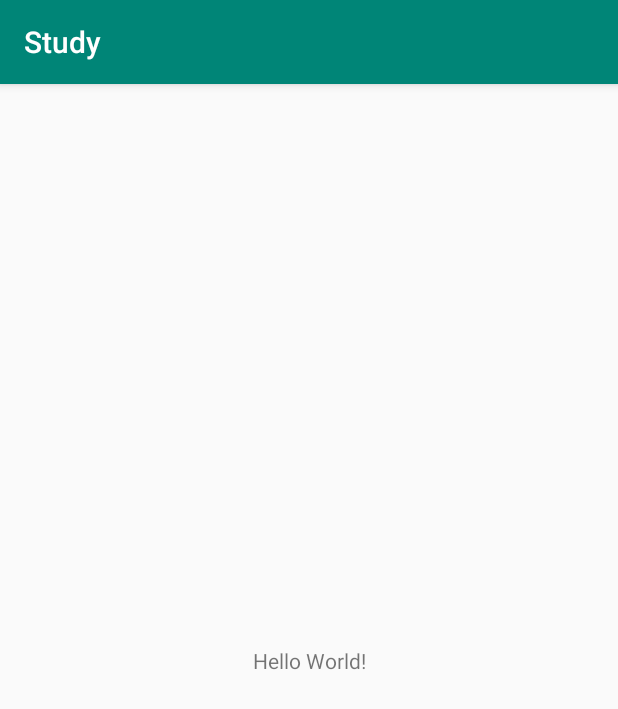
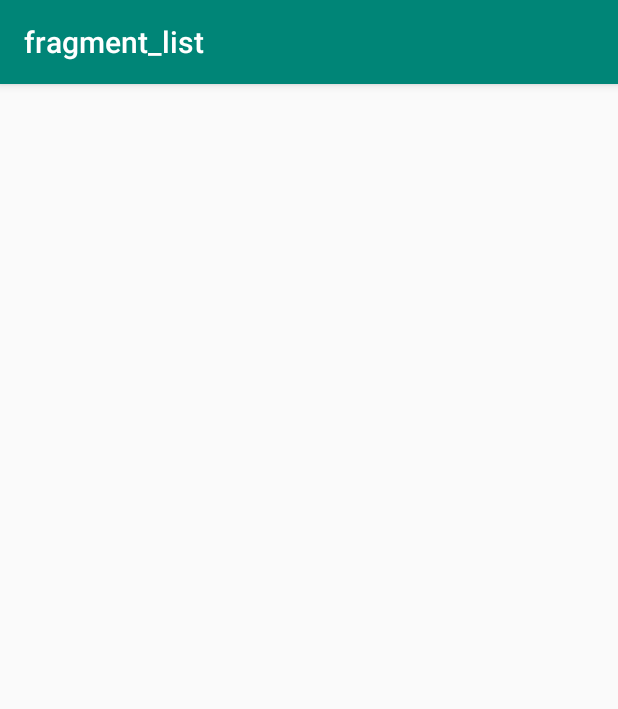
Before and after one commit to EmanuelAlves/android-study, an Android app: the screen it shows after launch (MainActivity), on a phone screen of 412 x 824 dp. Shown: the top 709 px of the screen. Run offline under Robolectric (Android 15) with nearby library versions, the phone set to English and light mode, and no system bars; our stand-ins replace navigation-ui.

Commit message:
Navigation

```diff
--- a/app/build.gradle
+++ b/app/build.gradle
@@ -40,7 +40,7 @@ def mockitoVersion = '2.11.0'
 
 dependencies {
     implementation fileTree(dir: 'libs', include: ['*.jar'])
-    implementation"org.jetbrains.kotlin:kotlin-stdlib-jdk7:$kotlin_version"
+    implementation "org.jetbrains.kotlin:kotlin-stdlib-jdk7:$kotlin_version"
     implementation 'androidx.appcompat:appcompat:1.0.2'
     implementation 'androidx.core:core-ktx:1.0.2'
     implementation 'androidx.constraintlayout:constraintlayout:1.1.3'
--- a/app/src/main/AndroidManifest.xml
+++ b/app/src/main/AndroidManifest.xml
@@ -11,7 +11,7 @@
         android:roundIcon="@mipmap/ic_launcher_round"
         android:supportsRtl="true"
         android:theme="@style/AppTheme">
-        <activity android:name=".MainActivity">
+        <activity android:name=".view.MainActivity">
             <intent-filter>
                 <action android:name="android.intent.action.MAIN" />
 
--- /dev/null
+++ b/app/src/main/java/br/com/emanuel/study/view/ListFragment.kt
@@ -0,0 +1,21 @@
+package br.com.emanuel.study.view
+
+
+import android.os.Bundle
+import androidx.fragment.app.Fragment
+import android.view.LayoutInflater
+import android.view.View
+import android.view.ViewGroup
+
+import br.com.emanuel.study.R
+
+class ListFragment : Fragment() {
+
+    override fun onCreateView(
+        inflater: LayoutInflater, container: ViewGroup?,
+        savedInstanceState: Bundle?
+    ): View? {
+        return inflater.inflate(R.layout.fragment_list, container, false)
+    }
+
+}
--- /dev/null
+++ b/app/src/main/java/br/com/emanuel/study/view/MainActivity.kt
@@ -0,0 +1,25 @@
+package br.com.emanuel.study.view
+
+import androidx.appcompat.app.AppCompatActivity
+import android.os.Bundle
+import androidx.navigation.NavController
+import androidx.navigation.Navigation
+import androidx.navigation.ui.NavigationUI
+import br.com.emanuel.study.R
+
+class MainActivity : AppCompatActivity() {
+
+    private lateinit var navController: NavController
+
+    override fun onCreate(savedInstanceState: Bundle?) {
+        super.onCreate(savedInstanceState)
+        setContentView(R.layout.activity_main)
+
+        navController = Navigation.findNavController(this, R.id.fragment)
+        NavigationUI.setupActionBarWithNavController(this, navController)
+    }
+
+    override fun onSupportNavigateUp(): Boolean {
+        return NavigationUI.navigateUp(navController, null)
+    }
+}
--- a/app/src/main/res/layout/activity_main.xml
+++ b/app/src/main/res/layout/activity_main.xml
@@ -4,15 +4,21 @@
     xmlns:tools="http://schemas.android.com/tools"
     android:layout_width="match_parent"
     android:layout_height="match_parent"
-    tools:context=".MainActivity">
+    tools:context=".view.MainActivity">
 
-    <TextView
-        android:layout_width="wrap_content"
-        android:layout_height="wrap_content"
-        android:text="Hello World!"
+    <fragment
+        android:id="@+id/fragment"
+        android:name="androidx.navigation.fragment.NavHostFragment"
+        android:layout_width="0dp"
+        android:layout_height="0dp"
+        android:layout_marginStart="1dp"
+        android:layout_marginTop="1dp"
+        android:layout_marginEnd="1dp"
+        android:layout_marginBottom="1dp"
+        app:defaultNavHost="true"
         app:layout_constraintBottom_toBottomOf="parent"
-        app:layout_constraintLeft_toLeftOf="parent"
-        app:layout_constraintRight_toRightOf="parent"
-        app:layout_constraintTop_toTopOf="parent" />
-
+        app:layout_constraintEnd_toEndOf="parent"
+        app:layout_constraintStart_toStartOf="parent"
+        app:layout_constraintTop_toTopOf="parent"
+        app:navGraph="@navigation/animal_nav" />
 </androidx.constraintlayout.widget.ConstraintLayout>
--- /dev/null
+++ b/app/src/main/res/layout/fragment_list.xml
@@ -0,0 +1,9 @@
+<?xml version="1.0" encoding="utf-8"?>
+<androidx.constraintlayout.widget.ConstraintLayout xmlns:android="http://schemas.android.com/apk/res/android"
+    xmlns:app="http://schemas.android.com/apk/res-auto"
+    xmlns:tools="http://schemas.android.com/tools"
+    android:layout_width="match_parent"
+    android:layout_height="match_parent"
+    tools:context=".view.ListFragment">
+
+</androidx.constraintlayout.widget.ConstraintLayout>
--- /dev/null
+++ b/app/src/main/res/navigation/animal_nav.xml
@@ -0,0 +1,26 @@
+<?xml version="1.0" encoding="utf-8"?>
+<navigation xmlns:android="http://schemas.android.com/apk/res/android"
+    xmlns:app="http://schemas.android.com/apk/res-auto"
+    xmlns:tools="http://schemas.android.com/tools"
+    android:id="@+id/animal_nav"
+    app:startDestination="@id/listFragment">
+
+    <fragment
+        android:id="@+id/listFragment"
+        android:name="br.com.emanuel.study.view.ListFragment"
+        android:label="fragment_list"
+        tools:layout="@layout/fragment_list" >
+        <action
+            android:id="@+id/action_detail"
+            app:destination="@id/detailFragment" />
+    </fragment>
+    <fragment
+        android:id="@+id/detailFragment"
+        android:name="br.com.emanuel.study.view.DetailFragment"
+        android:label="fragment_detail"
+        tools:layout="@layout/fragment_detail" >
+        <action
+            android:id="@+id/action_detailFragment_to_listFragment"
+            app:destination="@id/listFragment" />
+    </fragment>
+</navigation>
--- a/app/src/main/res/values/strings.xml
+++ b/app/src/main/res/values/strings.xml
@@ -1,3 +1,6 @@
 <resources>
     <string name="app_name">Study</string>
+
+    <!-- TODO: Remove or change this placeholder text -->
+    <string name="hello_blank_fragment">Hello blank fragment</string>
 </resources>
```
Also changed, not shown: app/src/main/java/br/com/emanuel/study/MainActivity.kt (deleted, +0 -12 lines), app/src/main/java/br/com/emanuel/study/view/DetailFragment.kt (added, +23 -0 lines), app/src/main/res/drawable/ic_details.xml (added, +9 -0 lines), app/src/main/res/drawable/ic_list.xml (added, +9 -0 lines), app/src/main/res/layout/fragment_detail.xml (added, +9 -0 lines).
